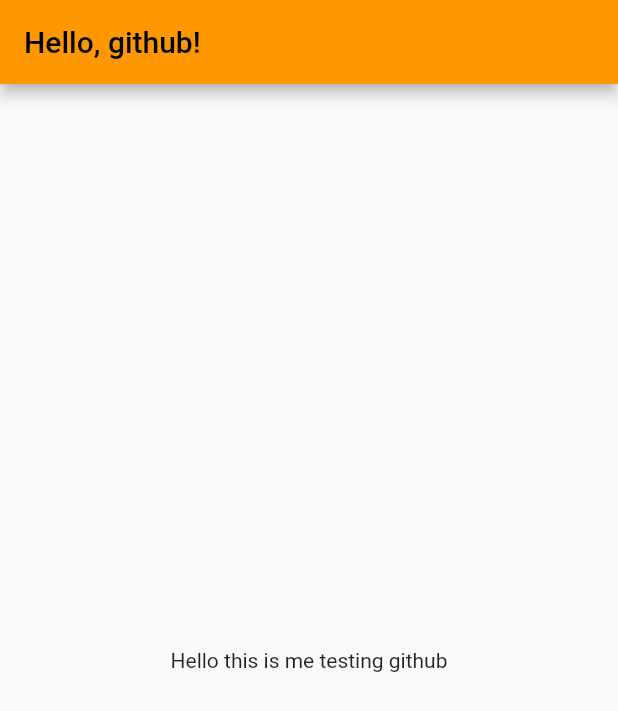
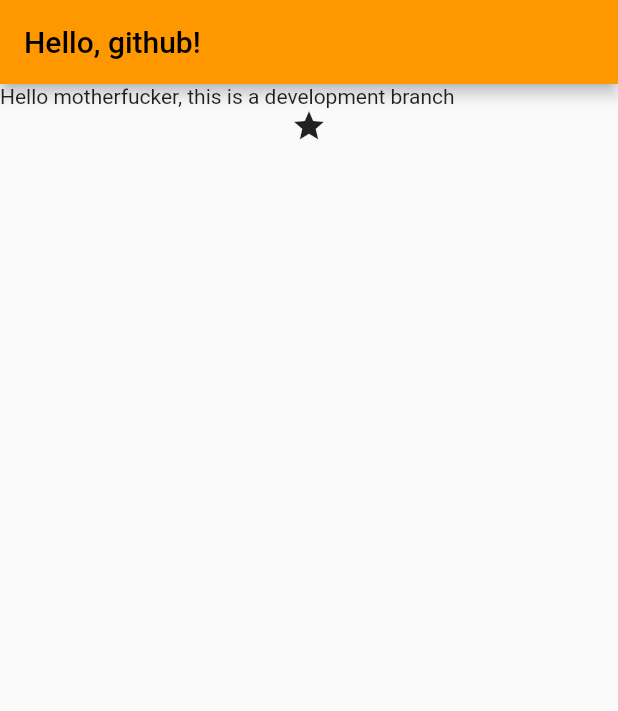
Before and after one commit to Gdcr7/git_test_android, a Flutter app: the screen it shows after launch, on a phone screen of 412 x 824 dp. Shown: the top 711 px of the screen. Run offline on Flutter 3.47's test engine with Material 2 defaults, Android fonts, the phone set to English and light mode, and no system bars.

Commit message:
added listview to scaffold body

```diff
--- a/lib/main.dart
+++ b/lib/main.dart
@@ -1,6 +1,6 @@
 import 'package:flutter/material.dart';
 
-void main(){
+void main() {
   runApp(const MyApp());
 }
 
@@ -11,9 +11,7 @@ class MyApp extends StatelessWidget {
   Widget build(BuildContext context) {
     return MaterialApp(
       title: 'testing git and github',
-      theme: ThemeData(
-        primarySwatch: Colors.orange
-      ),
+      theme: ThemeData(primarySwatch: Colors.orange),
       home: const HomePage(),
     );
   }
@@ -28,8 +26,13 @@ class HomePage extends StatelessWidget {
       appBar: AppBar(
         title: const Text('Hello, github!'),
       ),
-      body: const Center(
-        child: Text('Hello this is me testing github'),
+      body: Center(
+        child: ListView(
+          children: const [
+            Text('Hello motherfucker, this is a development branch'),
+            Icon(Icons.star),
+          ],
+        ),
       ),
     );
   }
```
